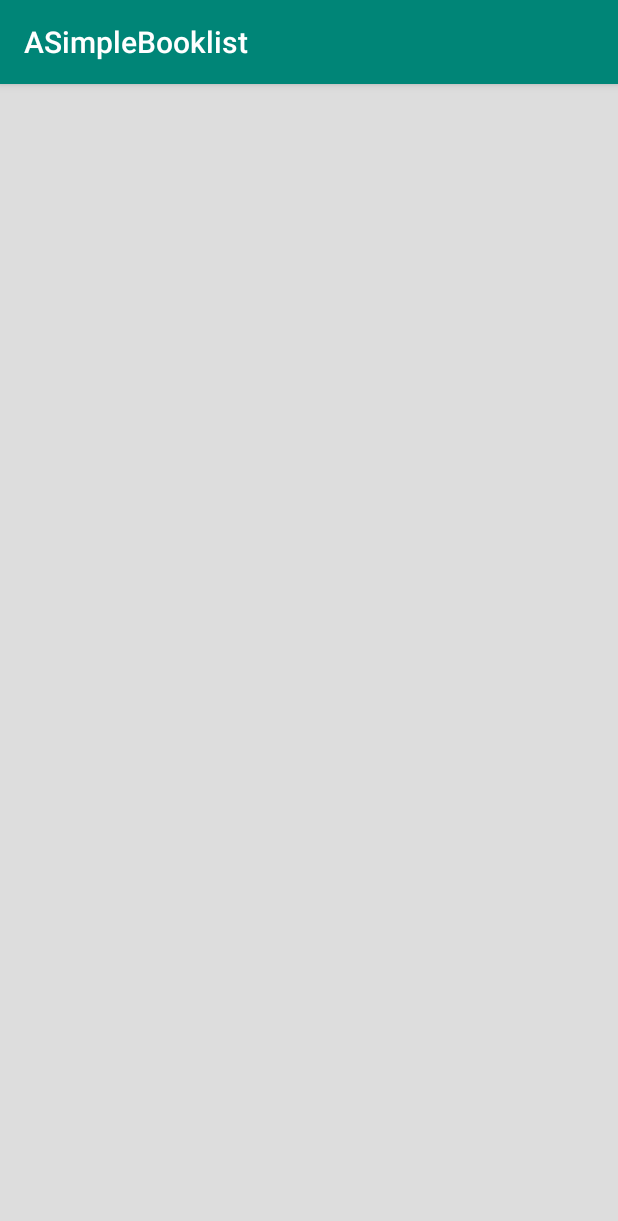
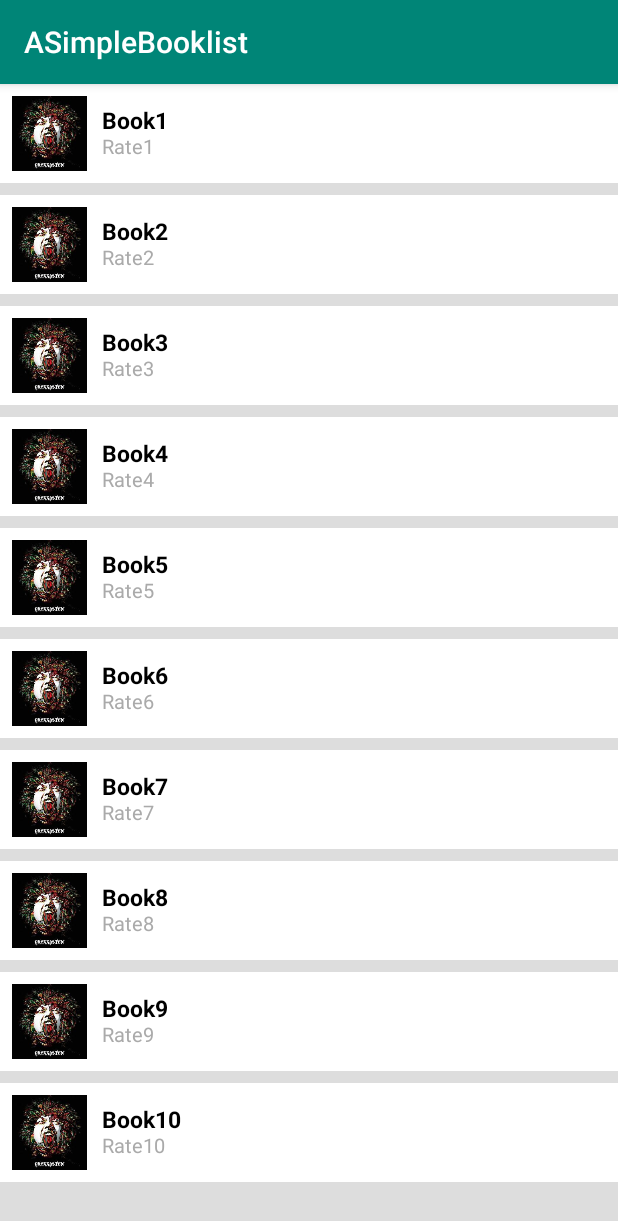
Before and after one commit to EunHuiChoi/RecyclerViewTest, an Android app: the screen it shows after launch (MainActivity), on a phone screen of 412 x 824 dp. Shown: the top 1221 px of the screen. Run offline under Robolectric (Android 15) with nearby library versions, the phone set to English and light mode, and no system bars.

Commit message:
Class commit

```diff
--- a/app/build.gradle
+++ b/app/build.gradle
@@ -27,5 +27,5 @@ dependencies {
     androidTestImplementation 'androidx.test:runner:1.2.0'
     androidTestImplementation 'androidx.test.espresso:espresso-core:3.2.0'
 
-    implementation 'com.android.support:recyclerview-v7:28.0.0'
+    implementation 'com.android.support:recyclerview-v7:29.0.2'
 }
--- a/app/src/main/java/com/example/asimplebooklist/MainActivity.java
+++ b/app/src/main/java/com/example/asimplebooklist/MainActivity.java
@@ -5,6 +5,9 @@ import androidx.recyclerview.widget.LinearLayoutManager;
 import androidx.recyclerview.widget.RecyclerView;
 
 import android.os.Bundle;
+
+import java.util.Arrays;
+import java.util.List;
 
 public class MainActivity extends AppCompatActivity {
 
@@ -16,6 +19,8 @@ public class MainActivity extends AppCompatActivity {
         setContentView(R.layout.activity_main);
 
         init();
+
+        getData();
     }
 
     private void init() {
@@ -29,6 +34,18 @@ public class MainActivity extends AppCompatActivity {
     }
 
     private void getData() {
+        List<String> listTitle = Arrays.asList("Book1", "Book2", "Book3", "Book4", "Book5", "Book6", "Book7", "Book8", "Book9", "Book10");
+        List<String> listRate = Arrays.asList("Rate1", "Rate2", "Rate3" ,"Rate4", "Rate5", "Rate6", "Rate7", "Rate8", "Rate9", "Rate10");
+        List<Integer> listResId = Arrays.asList(R.drawable.booksample, R.drawable.booksample, R.drawable.booksample, R.drawable.booksample, R.drawable.booksample, R.drawable.booksample, R.drawable.booksample, R.drawable.booksample, R.drawable.booksample, R.drawable.booksample);
 
+        for (int i = 0; i < listTitle.size(); i++) {
+            BookData data = new BookData();
+            data.setTitle(listTitle.get(i));
+            data.setRate(listRate.get(i));
+            data.setResId(listResId.get(i));
+
+            adapter.addItem(data);
+        }
+        adapter.notifyDataSetChanged();
     }
 }
```
Also changed, not shown: app/src/main/res/drawable/booksample.jpg (added).
